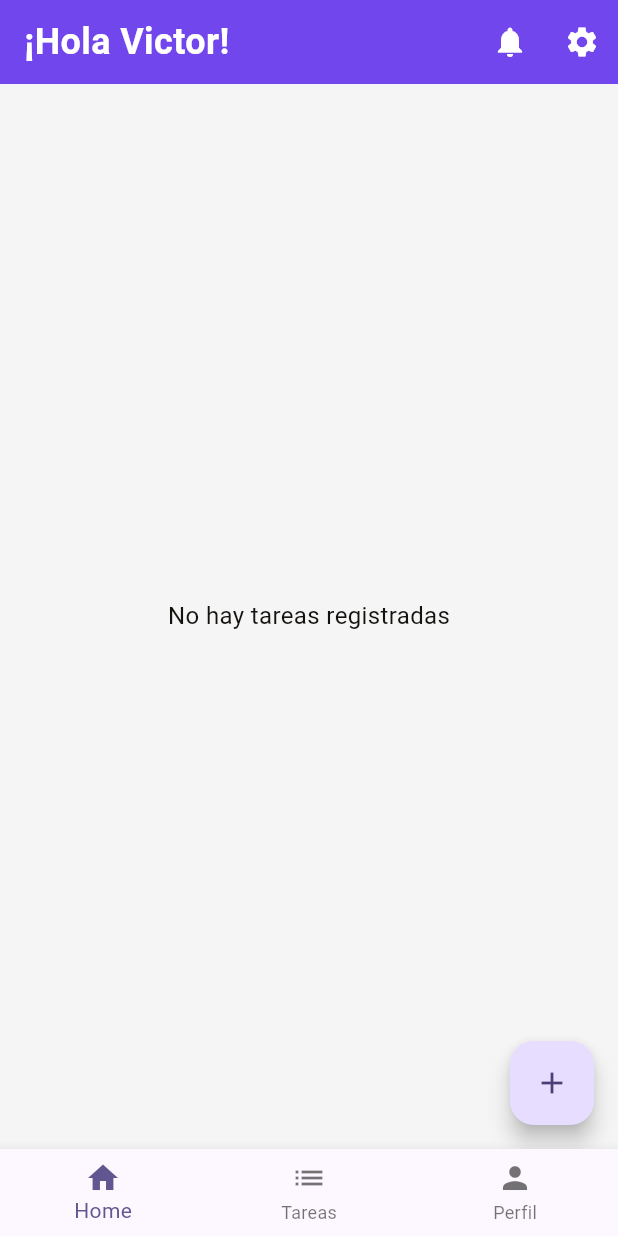
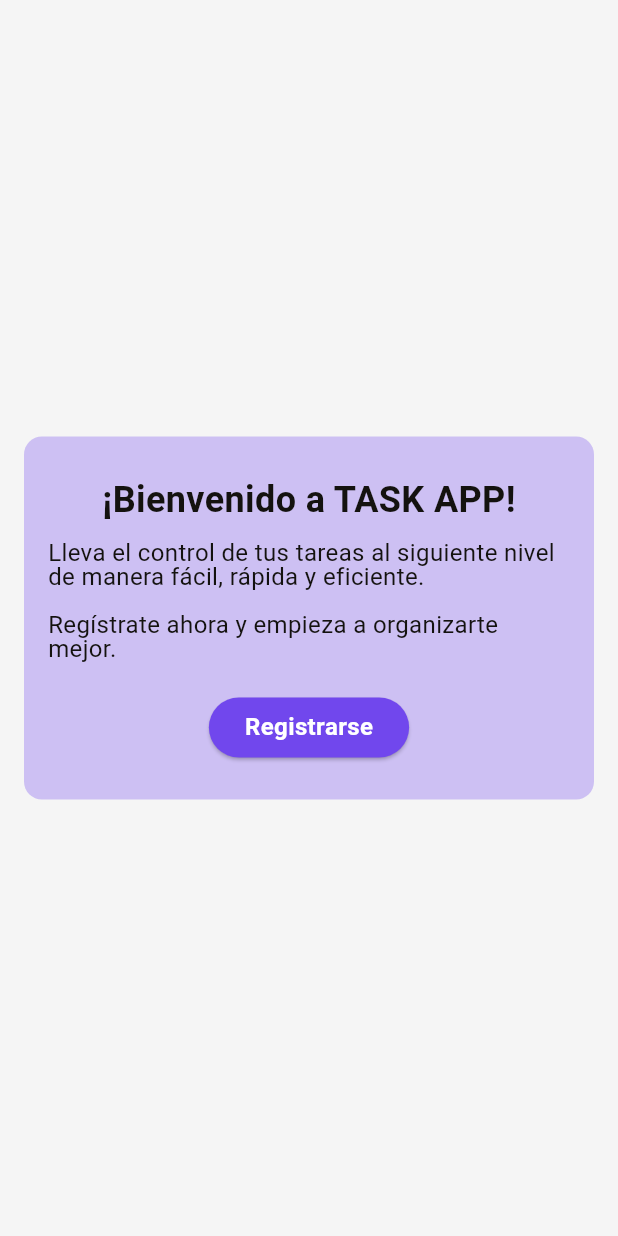
Before and after one commit to fdzvic/task_app, a Flutter app: the screen it shows after launch, on a phone screen of 412 x 824 dp. Run offline on Flutter 3.47's test engine with Material 3 defaults, Android fonts, the phone set to English and light mode, and no system bars; our stand-ins replace equatable, flutter_bloc, go_router, shared_preferences; missing offline and left inert: is_first_run.

Commit message:
feat: layout register flow

```diff
--- a/lib/core/presentation/utils/routes.dart
+++ b/lib/core/presentation/utils/routes.dart
@@ -1,18 +1,36 @@
 import 'package:flutter/material.dart';
 import 'package:go_router/go_router.dart';
+import 'package:taks_app/features/auth/presentation/pages/init_page.dart';
+import 'package:taks_app/features/auth/presentation/pages/onboarding_page.dart';
+import 'package:taks_app/features/auth/presentation/pages/register_page.dart';
 import 'package:taks_app/features/dashboard/presentation/page/dashboard_page.dart';
 import 'package:taks_app/features/notifications/presentation/pages/notifications_page.dart';
 import 'package:taks_app/features/settings/presentation/pages/settings_page.dart';
 import 'package:taks_app/features/tasks/presentation/pages/tasks_details_page.dart';
 
 class Routes {
+  static const String init = '/';
+  static const String onBoarding = '/onboarding';
+  static const String register = '/register';
   static const String dashboard = '/dashboard';
   static const String detailsTask = '/details-task';
   static const String notification = '/notifications';
   static const String settings = '/settings';
 }
 
-final router = GoRouter(initialLocation: Routes.dashboard, routes: [
+final router = GoRouter(initialLocation: Routes.init, routes: [
+  GoRoute(
+      path: Routes.init,
+      pageBuilder: (context, state) =>
+          page(state: state, child: const InitPage())),
+  GoRoute(
+      path: Routes.onBoarding,
+      pageBuilder: (context, state) =>
+          page(state: state, child: const OnboardingPage())),
+  GoRoute(
+      path: Routes.register,
+      pageBuilder: (context, state) =>
+          page(state: state, child: const RegisterPage())),
   GoRoute(
       path: Routes.dashboard,
       pageBuilder: (context, state) => page(
--- /dev/null
+++ b/lib/features/auth/presentation/pages/onboarding_page.dart
@@ -0,0 +1,61 @@
+import 'package:flutter/material.dart';
+import 'package:go_router/go_router.dart';
+import 'package:taks_app/core/presentation/design/atoms/custom_card.dart';
+import 'package:taks_app/core/presentation/design/atoms/custom_text.dart';
+import 'package:taks_app/core/presentation/design/tokens/colors.dart';
+import 'package:taks_app/core/presentation/utils/routes.dart';
+
+class OnboardingPage extends StatefulWidget {
+  const OnboardingPage({super.key});
+
+  @override
+  State<OnboardingPage> createState() => _OnboardingPageState();
+}
+
+class _OnboardingPageState extends State<OnboardingPage> {
+  @override
+  Widget build(BuildContext context) {
+    return Scaffold(
+      body: SafeArea(
+        child: Padding(
+          padding: const EdgeInsets.symmetric(horizontal: 16),
+          child: Column(
+            crossAxisAlignment: CrossAxisAlignment.center,
+            mainAxisAlignment: MainAxisAlignment.center,
+            children: [
+              CustomCard(
+                  width: double.infinity,
+                  padding:
+                      const EdgeInsets.symmetric(horizontal: 16, vertical: 24),
+                  child: Column(
+                    children: [
+                      const CustomText(
+                        "¡Bienvenido a TASK APP!",
+                        textAlign: TextAlign.center,
+                        fontSize: 24,
+                        height: 1.5,
+                        fontWeight: FontWeight.bold,
+                      ),
+                      const SizedBox(height: 10),
+                      const CustomText(
+                          "Lleva el control de tus tareas al siguiente nivel de manera fácil, rápida y eficiente.\n\nRegístrate ahora y empieza a organizarte mejor."),
+                      const SizedBox(height: 20),
+                      ElevatedButton(
+                          style: ButtonStyle(
+                              backgroundColor:
+                                  WidgetStatePropertyAll(colors.primaryColor)),
+                          onPressed: () => context.go(Routes.register),
+                          child: const CustomText(
+                            "Registrarse",
+                            fontWeight: FontWeight.bold,
+                            textColor: Colors.white,
+                          ))
+                    ],
+                  )),
+            ],
+          ),
+        ),
+      ),
+    );
+  }
+}
--- a/pubspec.yaml
+++ b/pubspec.yaml
@@ -14,6 +14,7 @@ dependencies:
   equatable: ^2.0.5
   shared_preferences: ^2.3.3
   go_router: ^14.6.0
+  is_first_run: ^1.0.0
 
 dev_dependencies:
   flutter_test:
```
Also changed, not shown: lib/features/auth/presentation/pages/init_page.dart (added, +74 -0 lines), lib/features/auth/presentation/pages/register_page.dart (added, +74 -0 lines), pubspec.lock.
